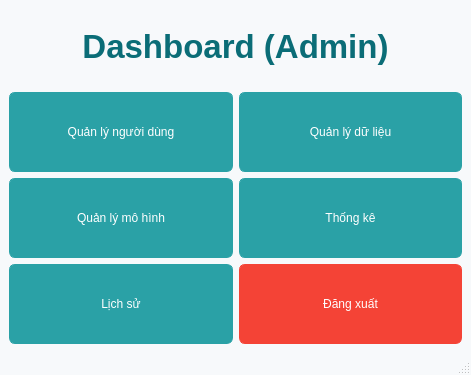
Qt form final_ml/ui/ui_admin_dashboard.ui (bichnga1845/MLBA_FinalProjectt) before a commit.
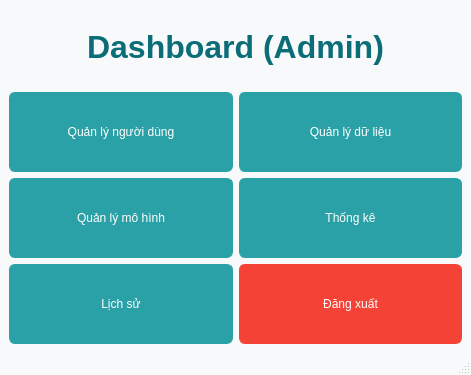
The same form after that commit.

Commit message: admin dashboard done

What changed in the file:
```diff
--- a/final_ml/ui/ui_admin_dashboard.ui
+++ b/final_ml/ui/ui_admin_dashboard.ui
@@ -34,7 +34,7 @@
     <item>
      <widget class="QLabel" name="lblHeader">
       <property name="styleSheet">
-       <string>QLabel#lblHeader{font-size:22px;font-weight:800;color:#0b6d77;}</string>
+       <string notr="true">QLabel#lblHeader{font-size:21px;font-weight:800;color:#0b6d77;}</string>
       </property>
       <property name="text">
        <string>&lt;h2&gt;Dashboard (Admin)&lt;/h2&gt;</string>
```
The commit also changes 1 other file.
